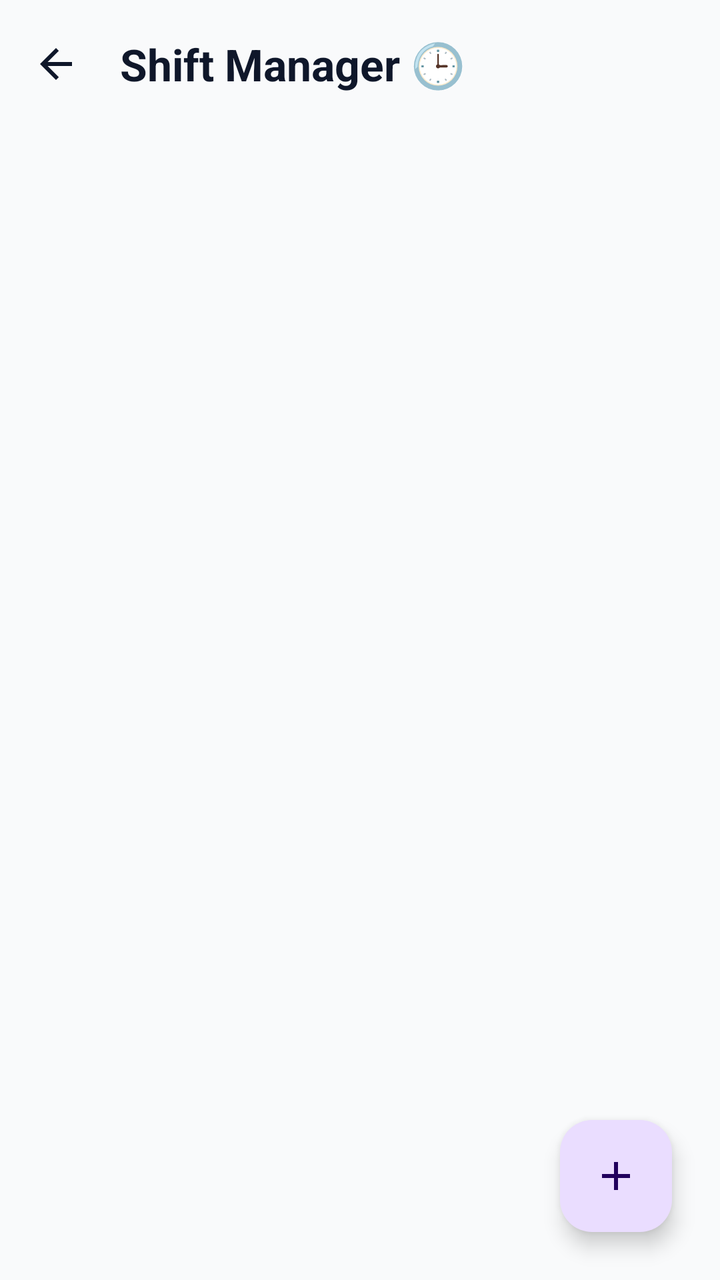
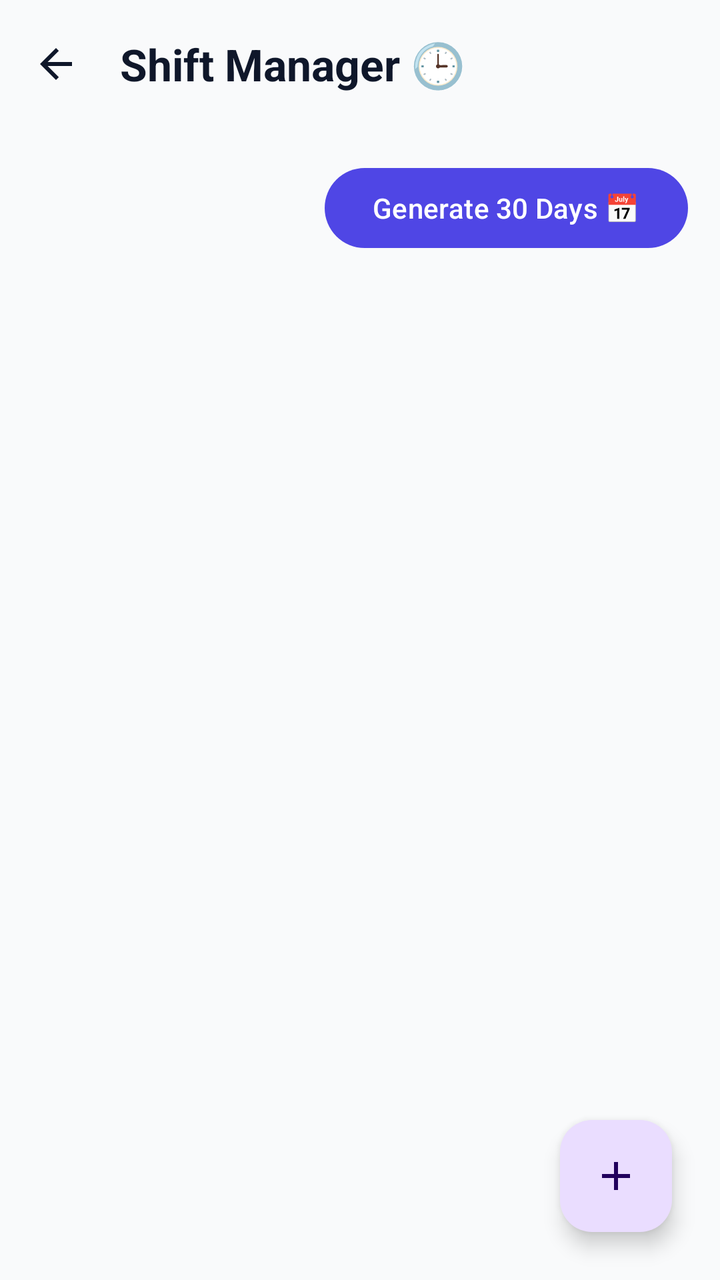

Before-and-after screenshots of an Android layout around one commit, followed by the original layout XML and the change that was made.
<!-- AndroidManifest.xml: application theme Theme.Biometric -->
<!-- res/layout/activity_shift_manager.xml -->
<?xml version="1.0" encoding="utf-8"?>
<androidx.coordinatorlayout.widget.CoordinatorLayout xmlns:android="http://schemas.android.com/apk/res/android"
    xmlns:app="http://schemas.android.com/apk/res-auto"
    xmlns:tools="http://schemas.android.com/tools"
    android:layout_width="match_parent"
    android:layout_height="match_parent"
    android:background="?attr/colorSurface">

    <com.google.android.material.appbar.AppBarLayout
        android:layout_width="match_parent"
        android:layout_height="wrap_content"
        android:background="@android:color/transparent"
        app:elevation="0dp">
        <com.google.android.material.appbar.MaterialToolbar
            android:id="@+id/toolbar"
            style="@style/Widget.App.Toolbar"
            android:layout_width="match_parent"
            android:layout_height="?attr/actionBarSize"
            app:navigationIcon="@drawable/ic_back"
            app:title="Shift Manager 🕒" />
    </com.google.android.material.appbar.AppBarLayout>

    <androidx.constraintlayout.widget.ConstraintLayout
        android:layout_width="match_parent"
        android:layout_height="match_parent"
        app:layout_behavior="@string/appbar_scrolling_view_behavior">

        <androidx.recyclerview.widget.RecyclerView
            android:id="@+id/rvShifts"
            android:layout_width="match_parent"
            android:layout_height="match_parent"
            android:padding="8dp"
            tools:listitem="@layout/item_shift_card" />

        <com.google.android.material.floatingactionbutton.FloatingActionButton
            android:id="@+id/fabAdd"
            android:layout_width="wrap_content"
            android:layout_height="wrap_content"
            android:layout_margin="24dp"
            android:src="@drawable/ic_add"
            app:layout_constraintBottom_toBottomOf="parent"
            app:layout_constraintEnd_toEndOf="parent"
            android:contentDescription="Add Shift" />

    </androidx.constraintlayout.widget.ConstraintLayout>

</androidx.coordinatorlayout.widget.CoordinatorLayout>
<!-- res/layout/item_shift_card.xml (included above) -->
<?xml version="1.0" encoding="utf-8"?>
<com.google.android.material.card.MaterialCardView xmlns:android="http://schemas.android.com/apk/res/android"
    xmlns:app="http://schemas.android.com/apk/res-auto"
    style="@style/PremiumCardView"
    android:layout_width="match_parent"
    android:layout_height="wrap_content"
    android:layout_margin="4dp">

    <LinearLayout
        android:layout_width="match_parent"
        android:layout_height="wrap_content"
        android:orientation="horizontal"
        android:padding="16dp"
        android:gravity="center_vertical">

        <TextView
            android:id="@+id/tvIcon"
            android:layout_width="40dp"
            android:layout_height="40dp"
            android:background="@drawable/insight_bg"
            android:backgroundTint="@color/grad_end"
            android:gravity="center"
            android:text="🕒"
            android:textSize="20sp" />

        <LinearLayout
            android:layout_width="0dp"
            android:layout_height="wrap_content"
            android:layout_marginStart="16dp"
            android:layout_weight="1"
            android:orientation="vertical">

            <TextView
                android:id="@+id/tvName"
                android:layout_width="wrap_content"
                android:layout_height="wrap_content"
                android:text="Shift Name"
                android:textAppearance="@style/TextAppearance.Material3.TitleMedium"
                android:textStyle="bold" />

            <TextView
                android:id="@+id/tvDetails"
                android:layout_width="wrap_content"
                android:layout_height="wrap_content"
                android:text="09:00 - 18:00 | Grace: 15m"
                android:textAppearance="@style/TextAppearance.Material3.BodySmall"
                android:textColor="@color/text_secondary" />
        </LinearLayout>

        <ImageButton
            android:id="@+id/btnDelete"
            android:layout_width="40dp"
            android:layout_height="40dp"
            android:background="?attr/selectableItemBackgroundBorderless"
            android:src="@drawable/ic_delete"
            app:tint="@color/red"
            android:contentDescription="Delete" />

    </LinearLayout>
</com.google.android.material.card.MaterialCardView>
<!-- resources referenced by this layout -->
<resources>
  <color name="grad_end">#9333EA</color>
  <color name="red">#EF4444</color>
  <color name="text_secondary">#475569</color>
  <!-- drawable ic_add (drawable) -->
  <vector xmlns:android="http://schemas.android.com/apk/res/android"
      android:width="24dp"
      android:height="24dp"
      android:viewportWidth="24"
      android:viewportHeight="24">
    <path
        android:fillColor="@android:color/white"
        android:pathData="M19,13h-6v6h-2v-6H5v-2h6V5h2v6h6v2z"/>
  </vector>
  <!-- drawable ic_back (drawable) -->
  <vector xmlns:android="http://schemas.android.com/apk/res/android"
      android:width="24dp"
      android:height="24dp"
      android:viewportWidth="24"
      android:viewportHeight="24"
      android:tint="?attr/colorControlNormal">
    <path
        android:fillColor="@android:color/white"
        android:pathData="M20,11H7.83l5.59,-5.59L12,4l-8,8 8,8 1.41,-1.41L7.83,13H20v-2z"/>
  </vector>
  <!-- drawable ic_delete (drawable) -->
  <vector xmlns:android="http://schemas.android.com/apk/res/android"
      android:width="24dp"
      android:height="24dp"
      android:viewportWidth="24.0"
      android:viewportHeight="24.0"
      android:tint="?attr/colorControlNormal">
      <path
          android:fillColor="@android:color/white"
          android:pathData="M6,19c0,1.1 0.9,2 2,2h8c1.1,0 2,-0.9 2,-2V7H6v12zM19,4h-3.5l-1,-1h-5l-1,1H5v2h14V4z"/>
  </vector>
  <!-- drawable insight_bg (drawable) -->
  <?xml version="1.0" encoding="utf-8"?>
  <shape xmlns:android="http://schemas.android.com/apk/res/android">
      <solid android:color="?attr/colorSurfaceVariant" />
      <corners android:radius="16dp" />
      <padding android:left="16dp" android:right="16dp" android:top="16dp" android:bottom="16dp" />
  </shape>
  <style name="PremiumCardView" parent="Widget.App.CardView">
          <item name="cardElevation">8dp</item>
          <item name="cardCornerRadius">24dp</item>
          <item name="android:foreground">?attr/selectableItemBackground</item>
      </style>
  <style name="Widget.App.Toolbar" parent="Widget.Material3.Toolbar.OnSurface">
          <item name="titleTextAppearance">@style/TextAppearance.App.ToolbarTitle</item>
      </style>
  <style name="Widget.App.CardView" parent="Widget.Material3.CardView.Elevated">
          <item name="cardCornerRadius">16dp</item>
          <item name="cardElevation">4dp</item>
      </style>
  <style name="TextAppearance.App.ToolbarTitle" parent="TextAppearance.Material3.TitleLarge">
          <item name="android:textStyle">bold</item>
      </style>
  <color name="colorPrimary">#4F46E5</color>
  <color name="colorPrimaryDark">#4338CA</color>
  <color name="colorAccent">#F43F5E</color>
  <color name="window_background">#F9FAFB</color>
  <color name="text_primary">#0F172A</color>
  <color name="colorSurfaceVariant">#F3F4F6</color>
  <color name="outline">#79747E</color>
  <color name="outline_variant">#CAC4D0</color>
  <!-- unchanged entries left out for length: 1 -->
</resources>

<!-- the commit's change to res/layout/activity_shift_manager.xml (unified diff, before → after) -->
@@ -25,11 +25,21 @@
         android:layout_height="match_parent"
         app:layout_behavior="@string/appbar_scrolling_view_behavior">
 
+        <com.google.android.material.button.MaterialButton
+            android:id="@+id/btnGenerate"
+            android:layout_width="wrap_content"
+            android:layout_height="wrap_content"
+            android:layout_margin="16dp"
+            android:text="Generate 30 Days 📅"
+            app:layout_constraintTop_toTopOf="parent"
+            app:layout_constraintEnd_toEndOf="parent" />
+
         <androidx.recyclerview.widget.RecyclerView
             android:id="@+id/rvShifts"
             android:layout_width="match_parent"
             android:layout_height="match_parent"
             android:padding="8dp"
+            android:layout_marginTop="64dp"
             tools:listitem="@layout/item_shift_card" />
 
         <com.google.android.material.floatingactionbutton.FloatingActionButton
